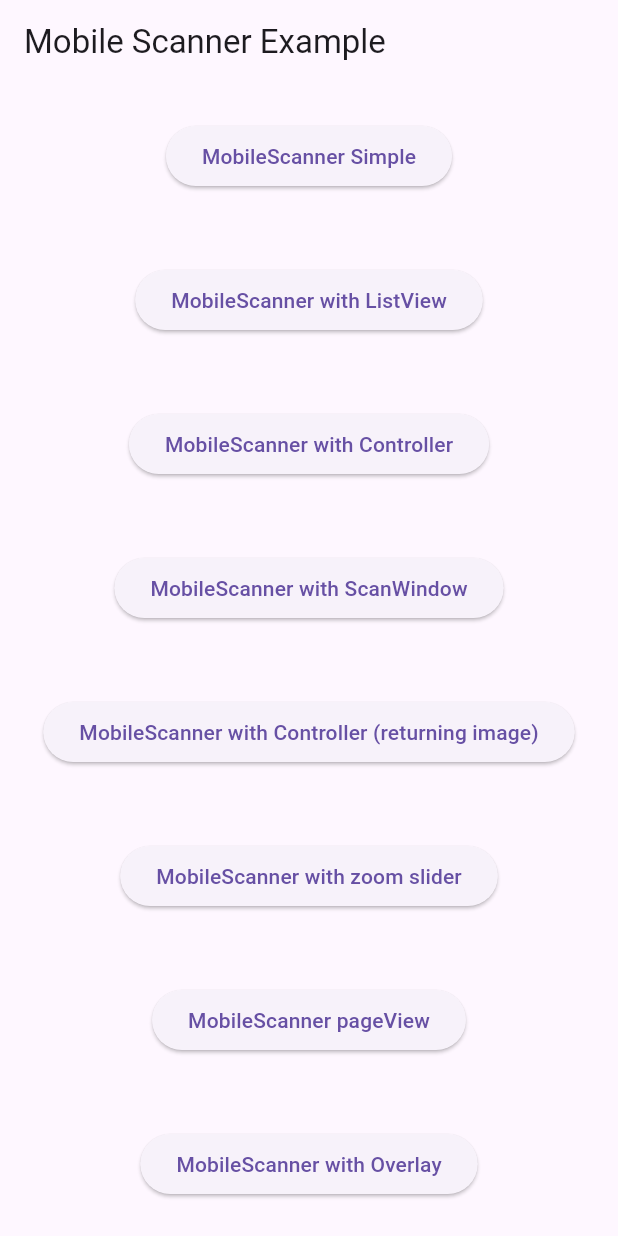
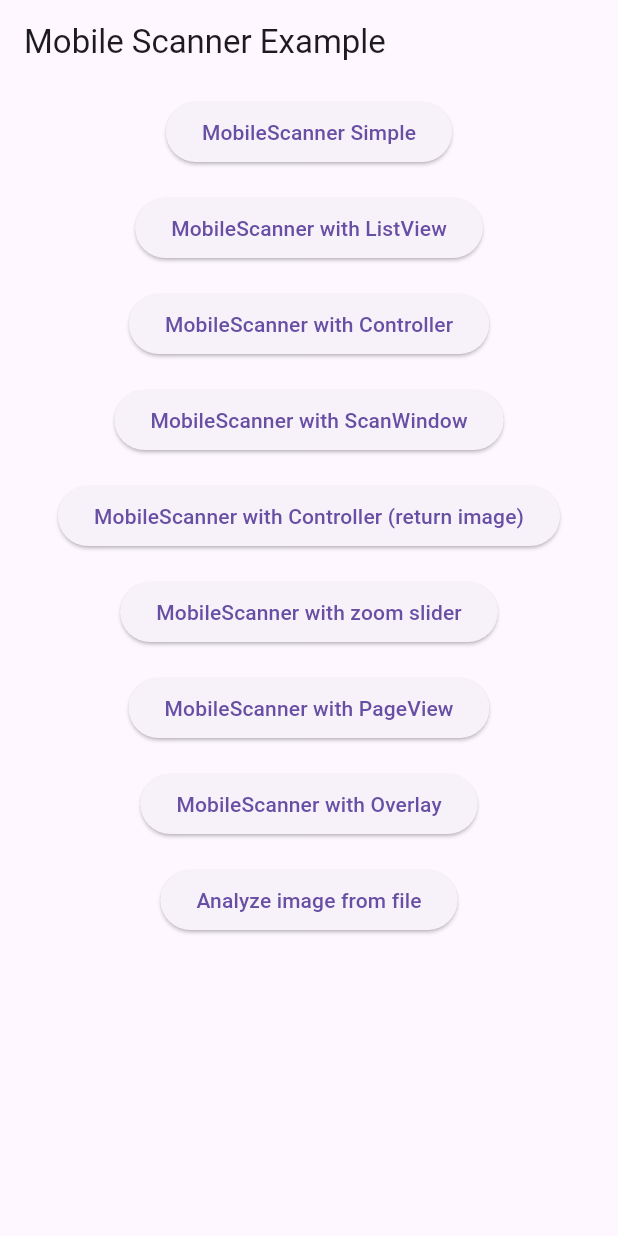
Before and after one commit to Roman-Sherman/mobile-scanner, a Flutter app: the screen it shows after launch, on a phone screen of 412 x 824 dp. Run offline on Flutter 3.47's test engine with Material 3 defaults, Android fonts, the phone set to English and light mode, and no system bars; our stand-ins replace image_picker, plugin_platform_interface, web; missing offline and left inert: dart:js_interop, dart:ui_web.

Commit message:
add analyze image sample

```diff
--- a/example/lib/main.dart
+++ b/example/lib/main.dart
@@ -1,4 +1,5 @@
 import 'package:flutter/material.dart';
+import 'package:mobile_scanner_example/barcode_scanner_analyze_image.dart';
 import 'package:mobile_scanner_example/barcode_scanner_controller.dart';
 import 'package:mobile_scanner_example/barcode_scanner_listview.dart';
 import 'package:mobile_scanner_example/barcode_scanner_pageview.dart';
@@ -20,95 +21,75 @@ void main() {
 class MyHome extends StatelessWidget {
   const MyHome({super.key});
 
+  Widget _buildItem(BuildContext context, String label, Widget page) {
+    return Padding(
+      padding: const EdgeInsets.all(8.0),
+      child: Center(
+        child: ElevatedButton(
+          onPressed: () {
+            Navigator.of(context).push(
+              MaterialPageRoute(
+                builder: (context) => page,
+              ),
+            );
+          },
+          child: Text(label),
+        ),
+      ),
+    );
+  }
+
   @override
   Widget build(BuildContext context) {
     return Scaffold(
       appBar: AppBar(title: const Text('Mobile Scanner Example')),
       body: Center(
-        child: Column(
-          mainAxisAlignment: MainAxisAlignment.spaceAround,
+        child: ListView(
           children: [
-            ElevatedButton(
-              onPressed: () {
-                Navigator.of(context).push(
-                  MaterialPageRoute(
-                    builder: (context) => const BarcodeScannerSimple(),
-                  ),
-                );
-              },
-              child: const Text('MobileScanner Simple'),
+            _buildItem(
+              context,
+              'MobileScanner Simple',
+              const BarcodeScannerSimple(),
             ),
-            ElevatedButton(
-              onPressed: () {
-                Navigator.of(context).push(
-                  MaterialPageRoute(
-                    builder: (context) => const BarcodeScannerListView(),
-                  ),
-                );
-              },
-              child: const Text('MobileScanner with ListView'),
+            _buildItem(
+              context,
+              'MobileScanner with ListView',
+              const BarcodeScannerListView(),
             ),
-            ElevatedButton(
-              onPressed: () {
-                Navigator.of(context).push(
-                  MaterialPageRoute(
-                    builder: (context) => const BarcodeScannerWithController(),
-                  ),
-                );
-              },
-              child: const Text('MobileScanner with Controller'),
+            _buildItem(
+              context,
+              'MobileScanner with Controller',
+              const BarcodeScannerWithController(),
             ),
-            ElevatedButton(
-              onPressed: () {
-                Navigator.of(context).push(
-                  MaterialPageRoute(
-                    builder: (context) => const BarcodeScannerWithScanWindow(),
-                  ),
-                );
-              },
-              child: const Text('MobileScanner with ScanWindow'),
+            _buildItem(
+              context,
+              'MobileScanner with ScanWindow',
+              const BarcodeScannerWithScanWindow(),
             ),
-            ElevatedButton(
-              onPressed: () {
-                Navigator.of(context).push(
-                  MaterialPageRoute(
-                    builder: (context) => const BarcodeScannerReturningImage(),
-                  ),
-                );
-              },
-              child: const Text(
-                'MobileScanner with Controller (returning image)',
-              ),
+            _buildItem(
+              context,
+              'MobileScanner with Controller (return image)',
+              const BarcodeScannerReturningImage(),
             ),
-            ElevatedButton(
-              onPressed: () {
-                Navigator.of(context).push(
-                  MaterialPageRoute(
-                    builder: (context) => const BarcodeScannerWithZoom(),
-                  ),
-                );
-              },
-              child: const Text('MobileScanner with zoom slider'),
+            _buildItem(
+              context,
+              'MobileScanner with zoom slider',
+              const BarcodeScannerWithZoom(),
             ),
-            ElevatedButton(
-              onPressed: () {
-                Navigator.of(context).push(
-                  MaterialPageRoute(
-                    builder: (context) => const BarcodeScannerPageView(),
-                  ),
-                );
-              },
-              child: const Text('MobileScanner pageView'),
+            _buildItem(
+              context,
+              'MobileScanner with PageView',
+              const BarcodeScannerPageView(),
             ),
-            ElevatedButton(
-              onPressed: () {
-                Navigator.of(context).push(
-                  MaterialPageRoute(
-                    builder: (context) => BarcodeScannerWithOverlay(),
-                  ),
-                );
-              },
-              child: const Text('MobileScanner with Overlay'),
+            _buildItem(
+              context,
+              'MobileScanner with Overlay',
+              const BarcodeScannerWithOverlay(),
+            ),
+            _buildItem(
+              context,
+              'Analyze image from file',
+              const BarcodeScannerAnalyzeImage(),
             ),
           ],
         ),
--- a/example/lib/mobile_scanner_overlay.dart
+++ b/example/lib/mobile_scanner_overlay.dart
@@ -5,6 +5,8 @@ import 'package:mobile_scanner_example/scanner_button_widgets.dart';
 import 'package:mobile_scanner_example/scanner_error_widget.dart';
 
 class BarcodeScannerWithOverlay extends StatefulWidget {
+  const BarcodeScannerWithOverlay({super.key});
+
   @override
   _BarcodeScannerWithOverlayState createState() =>
       _BarcodeScannerWithOverlayState();
```
Also changed, not shown: example/lib/barcode_scanner_analyze_image.dart (added, +76 -0 lines).
